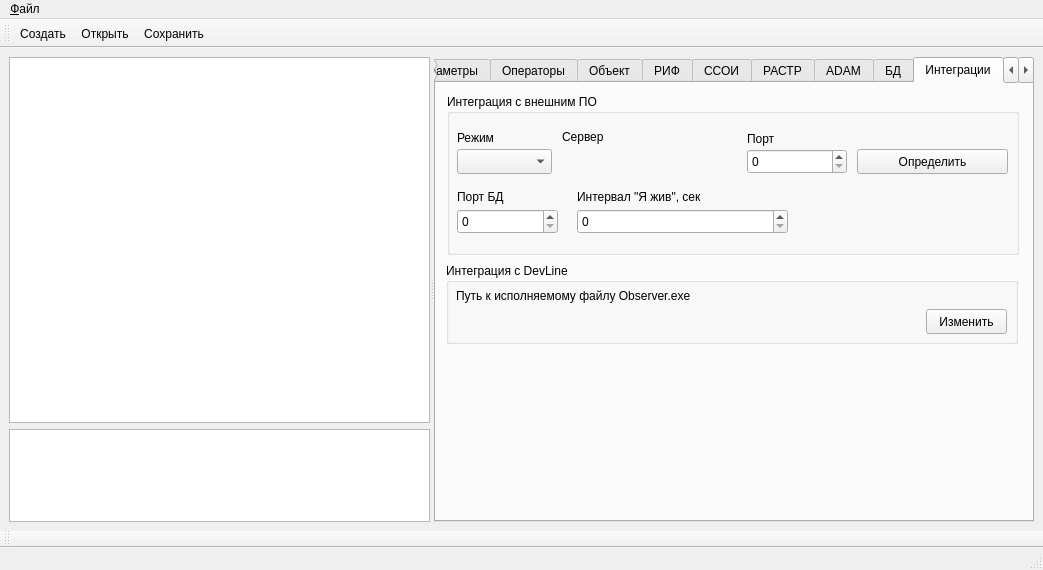
The window that m_cfg/MainWindowCFG.ui (xXRadioHeadXx/start7) describes before a commit, drawn with Qt 5.
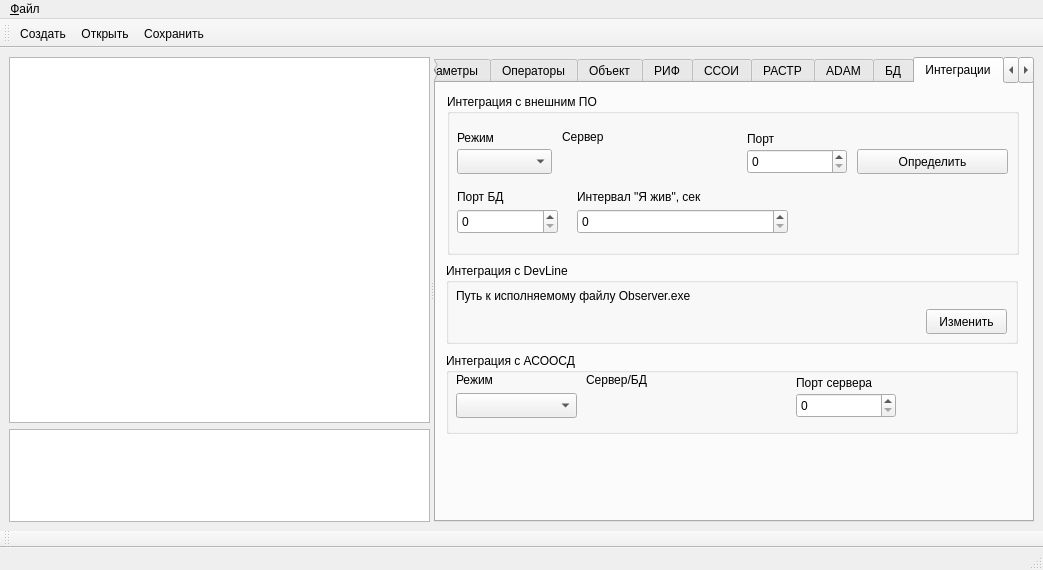
The same window after the commit. The open tabs and pages were chosen to show the change. Icons and pictures are not drawn. Custom widgets are drawn as their Qt base class.

Diff of the .ui file:
```diff
--- a/m_cfg/MainWindowCFG.ui
+++ b/m_cfg/MainWindowCFG.ui
@@ -3398,6 +3398,103 @@
           </property>
          </widget>
         </widget>
+        <widget class="QGroupBox" name="groupBox_ASOOSD">
+         <property name="geometry">
+          <rect>
+           <x>10</x>
+           <y>270</y>
+           <width>572</width>
+           <height>81</height>
+          </rect>
+         </property>
+         <property name="title">
+          <string>Интеграция с АСООСД</string>
+         </property>
+         <widget class="QComboBox" name="ASOOSD_Use">
+          <property name="geometry">
+           <rect>
+            <x>10</x>
+            <y>40</y>
+            <width>121</width>
+            <height>25</height>
+           </rect>
+          </property>
+         </widget>
+         <widget class="QLabel" name="label_54">
+          <property name="geometry">
+           <rect>
+            <x>350</x>
+            <y>17</y>
+            <width>131</width>
+            <height>25</height>
+           </rect>
+          </property>
+          <property name="text">
+           <string>Порт сервера</string>
+          </property>
+         </widget>
+         <widget class="QDoubleSpinBox" name="ASOOSD_Port">
+          <property name="geometry">
+           <rect>
+            <x>350</x>
+            <y>40</y>
+            <width>100</width>
+            <height>25</height>
+           </rect>
+          </property>
+          <property name="decimals">
+           <number>0</number>
+          </property>
+          <property name="maximum">
+           <double>9999.000000000000000</double>
+          </property>
+         </widget>
+         <widget class="QLabel" name="label_104">
+          <property name="geometry">
+           <rect>
+            <x>140</x>
+            <y>14</y>
+            <width>181</width>
+            <height>25</height>
+           </rect>
+          </property>
+          <property name="text">
+           <string>Сервер/БД</string>
+          </property>
+         </widget>
+         <widget class="My_lineEdit" name="ASOOSD_Host" native="true">
+          <property name="geometry">
+           <rect>
+            <x>140</x>
+            <y>40</y>
+            <width>201</width>
+            <height>25</height>
+           </rect>
+          </property>
+          <property name="inputMask" stdset="0">
+           <string/>
+          </property>
+          <property name="text" stdset="0">
+           <string/>
+          </property>
+          <property name="clearButtonEnabled" stdset="0">
+           <bool>true</bool>
+          </property>
+         </widget>
+         <widget class="QLabel" name="label_105">
+          <property name="geometry">
+           <rect>
+            <x>10</x>
+            <y>14</y>
+            <width>101</width>
+            <height>25</height>
+           </rect>
+          </property>
+          <property name="text">
+           <string>Режим</string>
+          </property>
+         </widget>
+        </widget>
        </widget>
        <widget class="QWidget" name="AdminKey">
         <attribute name="title">
```
Left out of the diff: 4 changed lines with no effect on the pictures.
